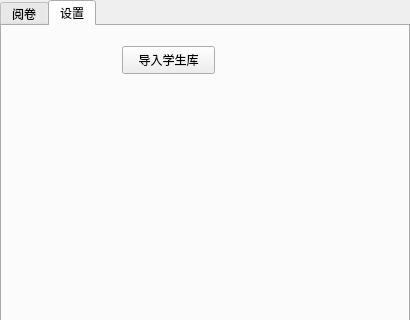
The window that ScanWindow.ui (r53127/MyScan) describes before a commit, drawn with Qt 5; both pictures show x 0 to 410 and y 0 to 320 of the 410 by 458 pixel window.
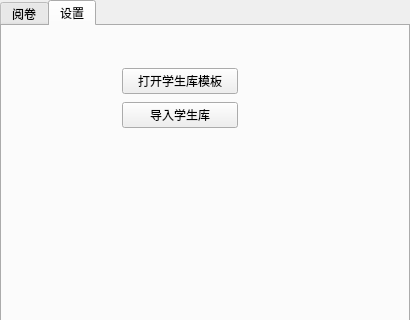
The same window after the commit. The open tabs and pages were chosen to show the change.

What changed in the file:
```diff
--- a/ScanWindow.ui
+++ b/ScanWindow.ui
@@ -131,18 +131,31 @@
    <attribute name="title">
     <string>设置</string>
    </attribute>
-   <widget class="QPushButton" name="pushButton">
+   <widget class="QWidget" name="">
     <property name="geometry">
      <rect>
       <x>120</x>
-      <y>20</y>
-      <width>93</width>
-      <height>28</height>
+      <y>40</y>
+      <width>116</width>
+      <height>65</height>
      </rect>
     </property>
+    <layout class="QVBoxLayout" name="verticalLayout_2">
+     <item>
+      <widget class="QPushButton" name="pushButton_8">
+       <property name="text">
+        <string>打开学生库模板</string>
+       </property>
+      </widget>
+     </item>
+     <item>
+      <widget class="QPushButton" name="pushButton">
     <property name="text">
      <string>导入学生库</string>
     </property>
+      </widget>
+     </item>
+    </layout>
    </widget>
   </widget>
  </widget>
```
Left out of the diff: 2 changed lines with no effect on the pictures. Lines whose indentation alone changed are shown as unchanged.
